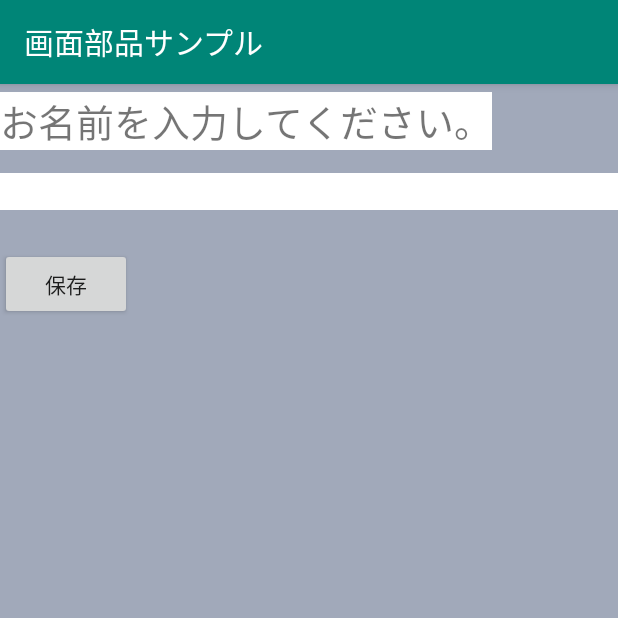
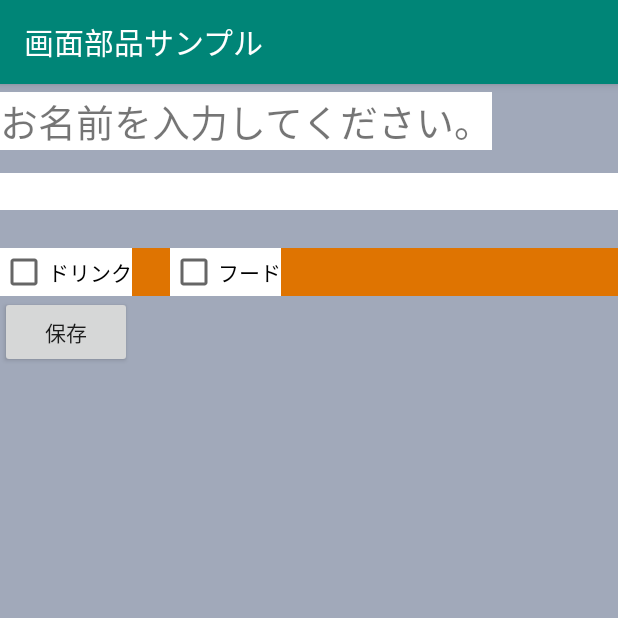
Before and after one commit to NoirTomiyama/KotlinSamples, an Android app: the screen it shows after launch (MainActivity), on a phone screen of 412 x 824 dp, the top half of it. Run offline under Robolectric (Android 15) with nearby library versions, the phone set to English and light mode, and no system bars.

Commit message:
チェックボックスの追加

```diff
--- a/app/src/main/res/layout/activity_main.xml
+++ b/app/src/main/res/layout/activity_main.xml
@@ -24,6 +24,30 @@
         android:background="#ffffff"
         android:inputType="text" />
 
+    <LinearLayout
+        android:layout_width="match_parent"
+        android:layout_height="wrap_content"
+        android:background="#df7401"
+        android:orientation="horizontal">
+
+        <CheckBox
+            android:id="@+id/cbDrink"
+            android:layout_width="wrap_content"
+            android:layout_height="wrap_content"
+            android:layout_marginRight="25dp"
+            android:background="#ffffff"
+            android:text="@string/cb_drink" />
+
+        <CheckBox
+            android:id="@+id/cbFood"
+            android:layout_width="wrap_content"
+            android:layout_height="wrap_content"
+            android:layout_marginRight="25dp"
+            android:background="#ffffff"
+            android:text="@string/cb_food" />
+
+    </LinearLayout>
+
     <Button
         android:id="@+id/btSave"
         android:layout_width="wrap_content"
--- a/app/src/main/res/values/strings.xml
+++ b/app/src/main/res/values/strings.xml
@@ -2,4 +2,6 @@
     <string name="app_name">画面部品サンプル</string>
     <string name="tv_msg">お名前を入力してください。</string>
     <string name="bt_save">保存</string>
+    <string name="cb_drink">ドリンク</string>
+    <string name="cb_food">フード</string>
 </resources>
```
